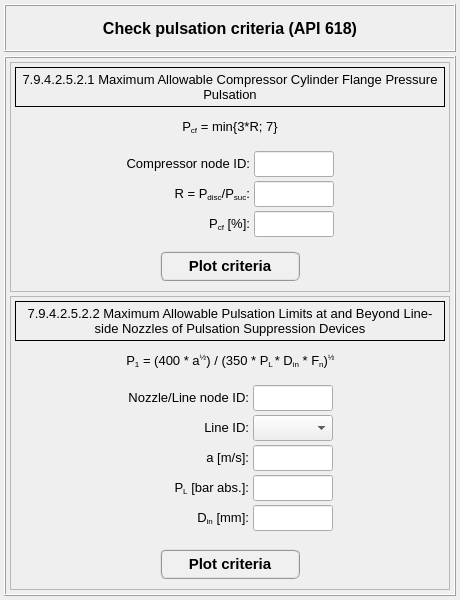
First picture: the form in data/user_input/ui_files/criterias/check_pulsation_criteria.ui, repository open-pulse/OpenPulse, before the edit.
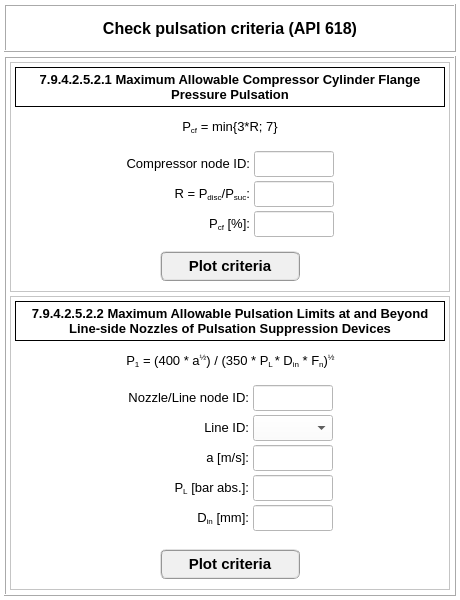
Second picture: the form after the edit.

Diff of the .ui file:
```diff
--- a/data/user_input/ui_files/criterias/check_pulsation_criteria.ui
+++ b/data/user_input/ui_files/criterias/check_pulsation_criteria.ui
@@ -25,6 +25,9 @@
   <property name="windowTitle">
    <string>Check pulsation criteria (API 618)</string>
   </property>
+  <property name="styleSheet">
+   <string notr="true">background-color: rgb(255, 255, 255);</string>
+  </property>
   <layout class="QGridLayout" name="gridLayout">
    <property name="leftMargin">
     <number>4</number>
@@ -550,8 +553,8 @@
            <property name="font">
             <font>
              <pointsize>10</pointsize>
-             <weight>50</weight>
-             <bold>false</bold>
+             <weight>75</weight>
+             <bold>true</bold>
             </font>
            </property>
            <property name="frameShape">
@@ -615,8 +618,8 @@
            <property name="font">
             <font>
              <pointsize>10</pointsize>
-             <weight>50</weight>
-             <bold>false</bold>
+             <weight>75</weight>
+             <bold>true</bold>
             </font>
            </property>
            <property name="frameShape">
```
